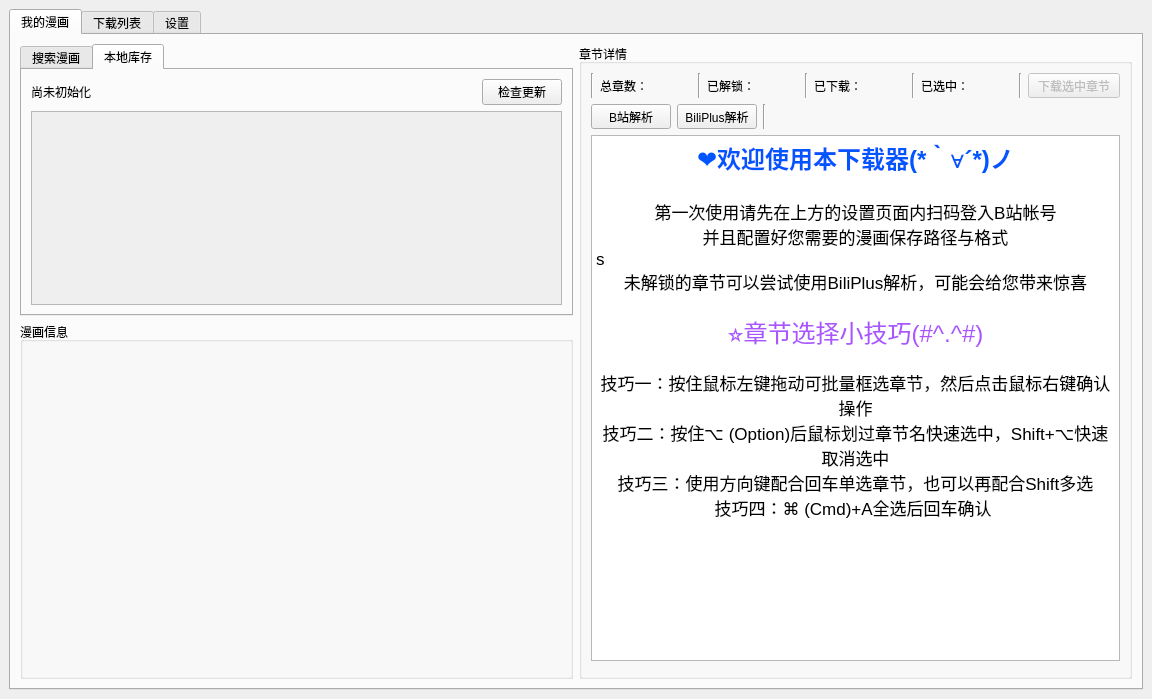
Qt form src/ui/PySide_src/mainWindow.ui (Zeal-L/BiliBili-Manga-Downloader) before a commit.
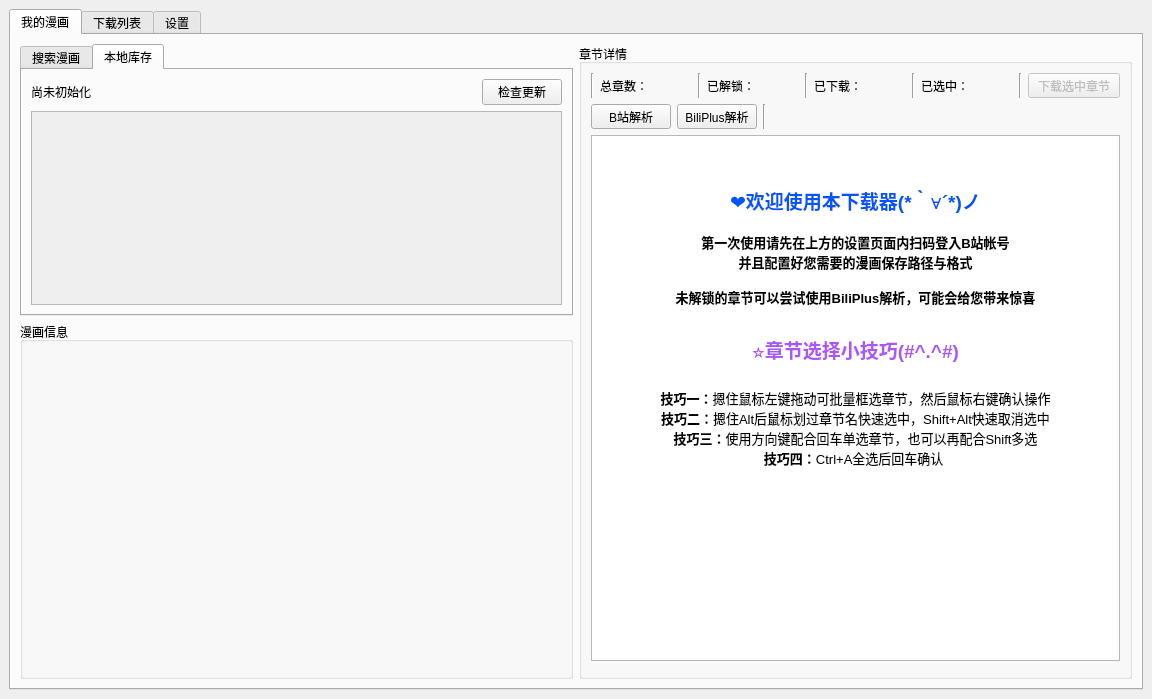
The same form after that commit. The open tabs and pages were chosen to show the change. Icons and pictures are not drawn.

Commit message: 添加了适配 macOS 的 UI 文件和代码

What changed in the file:
```diff
--- a/src/ui/PySide_src/mainWindow.ui
+++ b/src/ui/PySide_src/mainWindow.ui
@@ -476,21 +476,24 @@
 hr { height: 1px; border-width: 0; }
 li.unchecked::marker { content: &quot;\2610&quot;; }
 li.checked::marker { content: &quot;\2612&quot;; }
-&lt;/style&gt;&lt;/head&gt;&lt;body style=&quot; font-family:'.AppleSystemUIFont'; font-size:13pt; font-weight:400; font-style:normal;&quot;&gt;
-&lt;p align=&quot;center&quot; style=&quot; margin-top:0px; margin-bottom:0px; margin-left:0px; margin-right:0px; -qt-block-indent:0; text-indent:0px;&quot;&gt;&lt;span style=&quot; font-family:'Helvetica'; font-size:18pt; font-weight:700; color:#0055ff;&quot;&gt;❤欢迎使用本下载器(*｀∀´*)ノ&lt;/span&gt;&lt;/p&gt;
-&lt;p style=&quot;-qt-paragraph-type:empty; margin-top:0px; margin-bottom:0px; margin-left:0px; margin-right:0px; -qt-block-indent:0; text-indent:0px; font-family:'Helvetica';&quot;&gt;&lt;br /&gt;&lt;/p&gt;
-&lt;p align=&quot;center&quot; style=&quot; margin-top:0px; margin-bottom:0px; margin-left:0px; margin-right:0px; -qt-block-indent:0; text-indent:0px;&quot;&gt;&lt;span style=&quot; font-family:'Helvetica';&quot;&gt;第一次使用请先在上方的设置页面内扫码登入B站帐号&lt;/span&gt;&lt;/p&gt;
-&lt;p align=&quot;center&quot; style=&quot; margin-top:0px; margin-bottom:0px; margin-left:0px; margin-right:0px; -qt-block-indent:0; text-indent:0px;&quot;&gt;&lt;span style=&quot; font-family:'Helvetica';&quot;&gt;并且配置好您需要的漫画保存路径与格式&lt;/span&gt;&lt;/p&gt;
-&lt;p style=&quot; margin-top:0px; margin-bottom:0px; margin-left:0px; margin-right:0px; -qt-block-indent:0; text-indent:0px;&quot;&gt;&lt;span style=&quot; font-family:'Helvetica';&quot;&gt;s&lt;/span&gt;&lt;/p&gt;
-&lt;p align=&quot;center&quot; style=&quot; margin-top:0px; margin-bottom:0px; margin-left:0px; margin-right:0px; -qt-block-indent:0; text-indent:0px;&quot;&gt;&lt;span style=&quot; font-family:'Helvetica';&quot;&gt;未解锁的章节可以尝试使用BiliPlus解析，可能会给您带来惊喜&lt;/span&gt;&lt;/p&gt;
-&lt;p style=&quot;-qt-paragraph-type:empty; margin-top:0px; margin-bottom:0px; margin-left:0px; margin-right:0px; -qt-block-indent:0; text-indent:0px; font-family:'Helvetica';&quot;&gt;&lt;br /&gt;&lt;/p&gt;
-&lt;p align=&quot;center&quot; style=&quot; margin-top:0px; margin-bottom:0px; margin-left:0px; margin-right:0px; -qt-block-indent:0; text-indent:0px;&quot;&gt;&lt;span style=&quot; font-family:'Helvetica'; font-size:18pt; color:#aa55ff;&quot;&gt;⭐章节选择小技巧(#^.^#)&lt;/span&gt;&lt;/p&gt;
-&lt;p style=&quot;-qt-paragraph-type:empty; margin-top:0px; margin-bottom:0px; margin-left:0px; margin-right:0px; -qt-block-indent:0; text-indent:0px; font-family:'Helvetica';&quot;&gt;&lt;br /&gt;&lt;/p&gt;
-&lt;p align=&quot;center&quot; style=&quot; margin-top:0px; margin-bottom:0px; margin-left:0px; margin-right:0px; -qt-block-indent:0; text-indent:0px;&quot;&gt;&lt;span style=&quot; font-family:'Helvetica';&quot;&gt;技巧一：按住鼠标左键拖动可批量框选章节，然后点击鼠标右键确认操作&lt;/span&gt;&lt;/p&gt;
-&lt;p align=&quot;center&quot; style=&quot; margin-top:0px; margin-bottom:0px; margin-left:0px; margin-right:0px; -qt-block-indent:0; text-indent:0px;&quot;&gt;&lt;span style=&quot; font-family:'Helvetica';&quot;&gt;技巧二：按住⌥ (Option)后鼠标划过章节名快速选中，Shift+⌥快速取消选中&lt;/span&gt;&lt;/p&gt;
-&lt;p align=&quot;center&quot; style=&quot; margin-top:0px; margin-bottom:0px; margin-left:0px; margin-right:0px; -qt-block-indent:0; text-indent:0px;&quot;&gt;&lt;span style=&quot; font-family:'Helvetica';&quot;&gt;技巧三：使用方向键配合回车单选章节，也可以再配合Shift多选&lt;/span&gt;&lt;/p&gt;
-&lt;p align=&quot;center&quot; style=&quot; margin-top:0px; margin-bottom:0px; margin-left:0px; margin-right:0px; -qt-block-indent:0; text-indent:0px;&quot;&gt;&lt;span style=&quot; font-family:'Helvetica';&quot;&gt;技巧四：⌘ (Cmd)+A全选后回车确认 &lt;/span&gt;&lt;/p&gt;
-&lt;p style=&quot;-qt-paragraph-type:empty; margin-top:0px; margin-bottom:0px; margin-left:0px; margin-right:0px; -qt-block-indent:0; text-indent:0px; font-family:'Helvetica';&quot;&gt;&lt;br /&gt;&lt;/p&gt;&lt;/body&gt;&lt;/html&gt;</string>
+&lt;/style&gt;&lt;/head&gt;&lt;body style=&quot; font-family:'Microsoft YaHei UI'; font-size:9pt; font-weight:400; font-style:normal;&quot;&gt;
+&lt;p align=&quot;center&quot; style=&quot; margin-top:0px; margin-bottom:0px; margin-left:0px; margin-right:0px; -qt-block-indent:0; text-indent:0px;&quot;&gt;&lt;span style=&quot; font-size:14pt; font-weight:700; color:#0055ff;&quot;&gt; &lt;/span&gt;&lt;/p&gt;
+&lt;p align=&quot;center&quot; style=&quot;-qt-paragraph-type:empty; margin-top:0px; margin-bottom:0px; margin-left:0px; margin-right:0px; -qt-block-indent:0; text-indent:0px; font-size:14pt; font-weight:700; color:#0055ff;&quot;&gt;&lt;br /&gt;&lt;/p&gt;
+&lt;p align=&quot;center&quot; style=&quot; margin-top:0px; margin-bottom:0px; margin-left:0px; margin-right:0px; -qt-block-indent:0; text-indent:0px;&quot;&gt;&lt;span style=&quot; font-size:14pt; font-weight:700; color:#0055ff;&quot;&gt;❤欢迎使用本下载器(*｀∀´*)ノ&lt;/span&gt;&lt;/p&gt;
+&lt;p align=&quot;center&quot; style=&quot;-qt-paragraph-type:empty; margin-top:0px; margin-bottom:0px; margin-left:0px; margin-right:0px; -qt-block-indent:0; text-indent:0px;&quot;&gt;&lt;br /&gt;&lt;/p&gt;
+&lt;p align=&quot;center&quot; style=&quot; margin-top:0px; margin-bottom:0px; margin-left:0px; margin-right:0px; -qt-block-indent:0; text-indent:0px;&quot;&gt;&lt;span style=&quot; font-size:10pt; font-weight:700;&quot;&gt;第一次使用请先在上方的设置页面内扫码登入B站帐号&lt;/span&gt;&lt;/p&gt;
+&lt;p align=&quot;center&quot; style=&quot; margin-top:0px; margin-bottom:0px; margin-left:0px; margin-right:0px; -qt-block-indent:0; text-indent:0px;&quot;&gt;&lt;span style=&quot; font-size:10pt; font-weight:700;&quot;&gt;并且配置好您需要的漫画保存路径与格式&lt;/span&gt;&lt;/p&gt;
+&lt;p style=&quot;-qt-paragraph-type:empty; margin-top:0px; margin-bottom:0px; margin-left:0px; margin-right:0px; -qt-block-indent:0; text-indent:0px; font-size:10pt; font-weight:700; color:#000000;&quot;&gt;&lt;br /&gt;&lt;/p&gt;
+&lt;p align=&quot;center&quot; style=&quot; margin-top:0px; margin-bottom:0px; margin-left:0px; margin-right:0px; -qt-block-indent:0; text-indent:0px;&quot;&gt;&lt;span style=&quot; font-size:10pt; font-weight:700;&quot;&gt;未解锁的章节可以尝试使用BiliPlus解析，可能会给您带来惊喜&lt;/span&gt;&lt;/p&gt;
+&lt;p style=&quot;-qt-paragraph-type:empty; margin-top:0px; margin-bottom:0px; margin-left:0px; margin-right:0px; -qt-block-indent:0; text-indent:0px;&quot;&gt;&lt;br /&gt;&lt;/p&gt;
+&lt;p style=&quot;-qt-paragraph-type:empty; margin-top:0px; margin-bottom:0px; margin-left:0px; margin-right:0px; -qt-block-indent:0; text-indent:0px;&quot;&gt;&lt;br /&gt;&lt;/p&gt;
+&lt;p align=&quot;center&quot; style=&quot; margin-top:0px; margin-bottom:0px; margin-left:0px; margin-right:0px; -qt-block-indent:0; text-indent:0px;&quot;&gt;&lt;span style=&quot; font-size:14pt; font-weight:700; color:#aa55ff;&quot;&gt;⭐章节选择小技巧(#^.^#)&lt;/span&gt;&lt;/p&gt;
+&lt;p align=&quot;center&quot; style=&quot;-qt-paragraph-type:empty; margin-top:0px; margin-bottom:0px; margin-left:0px; margin-right:0px; -qt-block-indent:0; text-indent:0px; font-size:14pt; font-weight:700; color:#aa55ff;&quot;&gt;&lt;br /&gt;&lt;/p&gt;
+&lt;p align=&quot;center&quot; style=&quot; margin-top:0px; margin-bottom:0px; margin-left:0px; margin-right:0px; -qt-block-indent:0; text-indent:0px;&quot;&gt;&lt;span style=&quot; font-size:10pt; font-weight:700;&quot;&gt;技巧一：&lt;/span&gt;&lt;span style=&quot; font-size:10pt;&quot;&gt;摁住鼠标左键拖动可批量框选章节，然后鼠标右键确认操作&lt;/span&gt;&lt;/p&gt;
+&lt;p align=&quot;center&quot; style=&quot; margin-top:0px; margin-bottom:0px; margin-left:0px; margin-right:0px; -qt-block-indent:0; text-indent:0px;&quot;&gt;&lt;span style=&quot; font-size:10pt; font-weight:700;&quot;&gt;技巧二：&lt;/span&gt;&lt;span style=&quot; font-size:10pt;&quot;&gt;摁住Alt后鼠标划过章节名快速选中，Shift+Alt快速取消选中&lt;/span&gt;&lt;/p&gt;
+&lt;p align=&quot;center&quot; style=&quot; margin-top:0px; margin-bottom:0px; margin-left:0px; margin-right:0px; -qt-block-indent:0; text-indent:0px;&quot;&gt;&lt;span style=&quot; font-size:10pt; font-weight:700;&quot;&gt;技巧三：&lt;/span&gt;&lt;span style=&quot; font-size:10pt;&quot;&gt;使用方向键配合回车单选章节，也可以再配合Shift多选&lt;/span&gt;&lt;/p&gt;
+&lt;p align=&quot;center&quot; style=&quot; margin-top:0px; margin-bottom:0px; margin-left:0px; margin-right:0px; -qt-block-indent:0; text-indent:0px;&quot;&gt;&lt;span style=&quot; font-size:10pt; font-weight:700;&quot;&gt;技巧四：&lt;/span&gt;&lt;span style=&quot; font-size:10pt;&quot;&gt;Ctrl+A全选后回车确认 &lt;/span&gt;&lt;/p&gt;
+&lt;p style=&quot;-qt-paragraph-type:empty; margin-top:0px; margin-bottom:0px; margin-left:0px; margin-right:0px; -qt-block-indent:0; text-indent:0px; font-size:10pt;&quot;&gt;&lt;br /&gt;&lt;/p&gt;&lt;/body&gt;&lt;/html&gt;</string>
              </property>
              <property name="textInteractionFlags">
               <set>Qt::NoTextInteraction</set>
```
Left out of the diff: 8 changed lines with no effect on the pictures. The commit also changes 3 other files.
